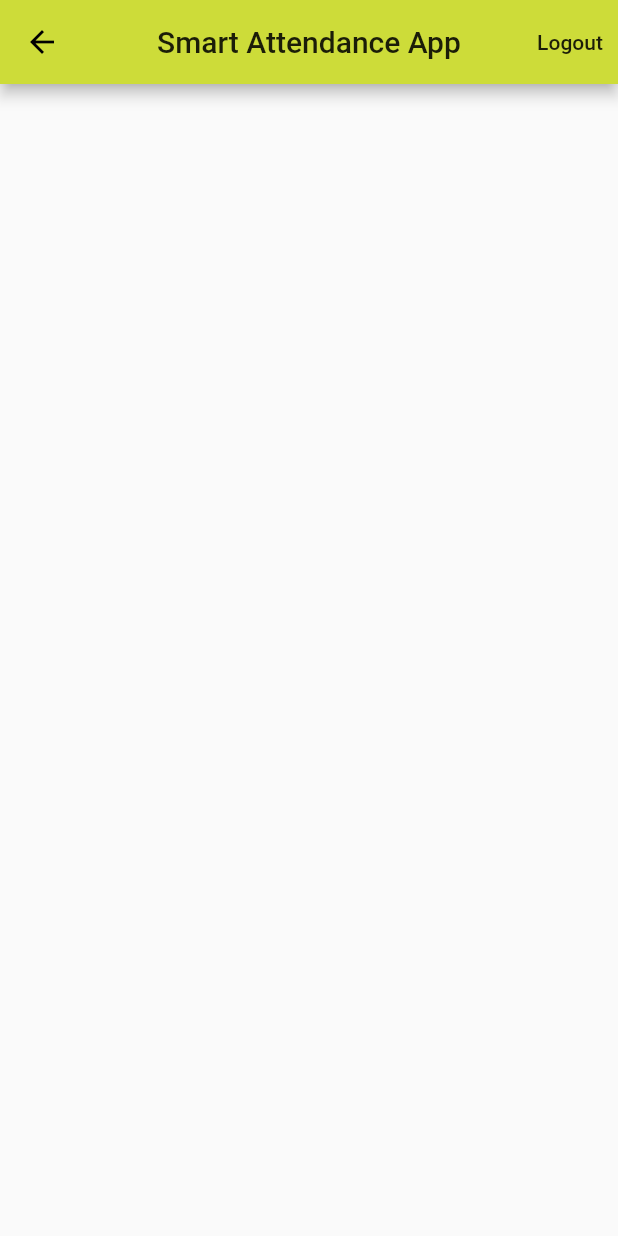
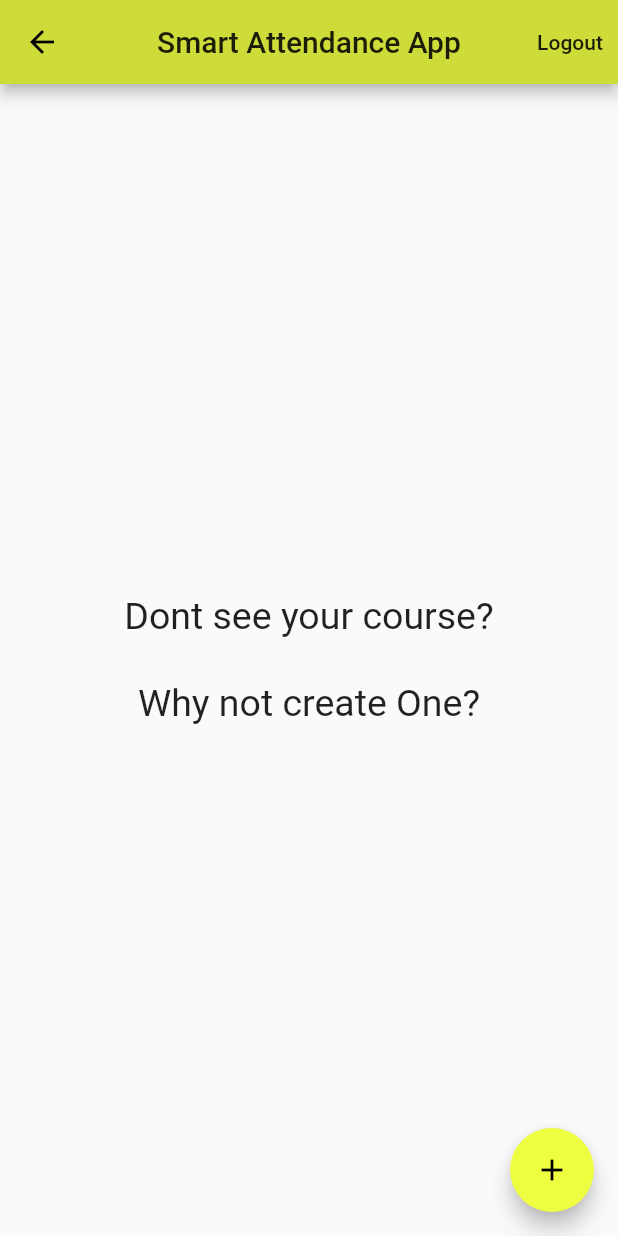
Before and after one commit to omkartralsawala/smart-attendance-app, a Flutter app: the screen it shows after launch, after a tap on "Faculty Login", on a phone screen of 412 x 824 dp. Run offline on Flutter 3.47's test engine with Material 2 defaults, Android fonts, the phone set to English and light mode, and no system bars; our stand-ins replace cloud_firestore, firebase_auth, firebase_core, fluttertoast, google_sign_in; accounts and stored records are empty.

Commit message:
v1.0.0+2

```diff
--- /dev/null
+++ b/lib/models/course.dart
@@ -0,0 +1,105 @@
+import 'dart:convert';
+
+import 'package:cloud_firestore/cloud_firestore.dart';
+
+class Course {
+  final String? id;
+  final String name;
+  final String code;
+  final String? startTime;
+  final String? endTime;
+  final String teacherId;
+  Course({
+    this.id,
+    required this.name,
+    required this.code,
+    required this.startTime,
+    required this.endTime,
+    required this.teacherId,
+  });
+
+  Course copyWith({
+    String? id,
+    String? name,
+    String? code,
+    String? startTime,
+    String? endTime,
+    String? teacherId,
+  }) {
+    return Course(
+      id: id ?? this.id,
+      name: name ?? this.name,
+      code: code ?? this.code,
+      startTime: startTime ?? this.startTime,
+      endTime: endTime ?? this.endTime,
+      teacherId: teacherId ?? this.teacherId,
+    );
+  }
+
+  Map<String, dynamic> toMap() {
+    return {
+      'id': id,
+      'name': name,
+      'code': code,
+      'startTime': startTime,
+      'endTime': endTime,
+      'teacherId': teacherId,
+    };
+  }
+
+  factory Course.fromMap(Map<String, dynamic> map) {
+    return Course(
+      id: map['id'],
+      name: map['name'],
+      code: map['code'],
+      startTime: map['startTime'],
+      endTime: map['endTime'],
+      teacherId: map['teacherId'],
+    );
+  }
+
+  // factory Course.fromSnapshot(DocumentSnapshot doc) {
+  //   Map<String, dynamic>? data = doc.data() as Map<String, dynamic>;
+  //   print(data['code']);
+  //   return Course(
+  //     startTime: "00:00:00",
+  //     endTime: dat,
+  //     code: data['code'],
+  //     id: "1234",
+  //     name: "Maths",
+  //     teacherId: "teacherId 1",
+  //   );
+  // }
+
+  String toJson() => json.encode(toMap());
+
+  factory Course.fromJson(String source) => Course.fromMap(json.decode(source));
+
+  @override
+  String toString() {
+    return 'Course(id: $id, name: $name, code: $code, startTime: $startTime, endTime: $endTime, teacherId: $teacherId)';
+  }
+
+  @override
+  bool operator ==(Object other) {
+    if (identical(this, other)) return true;
+
+    return other is Course &&
+        other.id == id &&
+        other.name == name &&
+        other.code == code &&
+        other.startTime == startTime &&
+        other.endTime == endTime &&
+        other.teacherId == teacherId;
+  }
+
+  @override
+  int get hashCode {
+    return id.hashCode ^
+        name.hashCode ^
+        code.hashCode ^
+        startTime.hashCode ^
+        endTime.hashCode ^
+        teacherId.hashCode;
+  }
+}
--- a/lib/models/user.dart
+++ b/lib/models/user.dart
@@ -1,13 +1,61 @@
+import 'dart:convert';
+
 class UserModel {
   UserModel({
+    required this.uid,
+    required this.name,
     this.email,
-    this.name = "John Wick",
-    this.imageUrl,
-    required this.uid,
   });
   final String uid;
-  String? name;
-  String? imageUrl;
+  final String? name;
   final String? email;
-  List<dynamic> urls = [];
+
+  UserModel copyWith({
+    String? uid,
+    String? name,
+    String? email,
+  }) {
+    return UserModel(
+      uid: uid ?? this.uid,
+      name: name ?? this.name,
+      email: email ?? this.email,
+    );
+  }
+
+  Map<String, dynamic> toMap() {
+    return {
+      'uid': uid,
+      'name': name,
+      'email': email,
+    };
+  }
+
+  factory UserModel.fromMap(Map<String, dynamic> map) {
+    return UserModel(
+      uid: map['uid'],
+      name: map['name'],
+      email: map['email'],
+    );
+  }
+
+  String toJson() => json.encode(toMap());
+
+  factory UserModel.fromJson(String source) =>
+      UserModel.fromMap(json.decode(source));
+
+  @override
+  String toString() => 'UserModel(uid: $uid, name: $name, email: $email)';
+
+  @override
+  bool operator ==(Object other) {
+    if (identical(this, other)) return true;
+
+    return other is UserModel &&
+      other.uid == uid &&
+      other.name == name &&
+      other.email == email;
+  }
+
+  @override
+  int get hashCode => uid.hashCode ^ name.hashCode ^ email.hashCode;
 }
--- a/lib/providers/auth.dart
+++ b/lib/providers/auth.dart
@@ -24,7 +24,6 @@ class Auth implements AuthBase {
     }
     return UserModel(
       uid: user.uid,
-      imageUrl: user.photoURL,
       name: user.displayName,
       email: user.email,
     );
--- a/lib/providers/database.dart
+++ b/lib/providers/database.dart
@@ -1,11 +1,47 @@
 import 'package:cloud_firestore/cloud_firestore.dart';
-import 'package:flutter/foundation.dart';
-import 'package:flutter/material.dart';
+import 'package:smart_attendance_app/models/course.dart';
+import 'package:smart_attendance_app/models/user.dart';
+import 'package:smart_attendance_app/services/api_path.dart';
 
-import '../services/api_path.dart';
-
-abstract class FirestoreDatabase {}
+abstract class FirestoreDatabase {
+  Future<void> createCourse(Course course);
+  Future<void> setUser(UserModel user);
+  Stream<List<Course>> streamCourses();
+}
 
 class Database implements FirestoreDatabase {
   final FirebaseFirestore _instance = FirebaseFirestore.instance;
+  Future<void> _set(String path, Map<String, dynamic> data) async =>
+      await _instance.doc(path).set(data);
+  Future<void> _update(String path, Map<String, dynamic> data) async =>
+      await _instance.doc(path).update(data);
+
+  @override
+  Future<void> createCourse(Course course) async {
+    DocumentReference _docReference =
+        _instance.collection(ApiPath.courses()).doc();
+    Course updatedCourse = course.copyWith(id: _docReference.id);
+    QuerySnapshot result = await _instance
+        .collection(ApiPath.courses())
+        .where('name', isEqualTo: course.name)
+        .where('startTime', isEqualTo: course.startTime)
+        .where('endTime', isEqualTo: course.endTime)
+        .get();
+    if (result.docs.length != 0) {
+      throw "Course with name and time slot exists!";
+    }
+    return await _set(_docReference.path, updatedCourse.toMap());
+  }
+
+  @override
+  Stream<List<Course>> streamCourses() =>
+      _instance.collection(ApiPath.courses()).snapshots().map(
+            (event) => event.docs.map((e) => Course.fromMap(e.data())).toList(),
+          );
+
+  @override
+  Future<void> setUser(UserModel user) async {
+    DocumentReference _docRef = _instance.doc(ApiPath.user(uid: user.uid));
+    _set(_docRef.path, user.toMap());
+  }
 }
--- a/lib/screens/authentication/sign_in_screen.dart
+++ b/lib/screens/authentication/sign_in_screen.dart
@@ -8,7 +8,6 @@ import 'package:smart_attendance_app/widgets/appbar.dart';
 import '../../widgets/buttons/social_sign_in_button.dart';
 import '../../widgets/buttons/sign_in_button.dart';
 import '../../screens/authentication/email_sign_in_screen.dart';
-import '../../services/api_path.dart';
 
 class SignInPage extends StatefulWidget {
   static const routeName = "/sign-in-page";
--- a/lib/screens/entry_screen.dart
+++ b/lib/screens/entry_screen.dart
@@ -1,6 +1,5 @@
 import 'package:flutter/material.dart';
 import '../screens/landing_screen.dart';
-import 'package:smart_attendance_app/widgets/appbar.dart';
 
 class EntryScreen extends StatelessWidget {
   @override
--- a/lib/screens/home_screen.dart
+++ b/lib/screens/home_screen.dart
@@ -1,36 +1,28 @@
 import 'package:flutter/material.dart';
 import 'package:provider/provider.dart';
+import 'package:smart_attendance_app/models/course.dart';
+import 'package:smart_attendance_app/providers/database.dart';
+import 'package:smart_attendance_app/screens/create_course_screen.dart';
 import 'package:smart_attendance_app/widgets/appbar.dart';
+import 'package:smart_attendance_app/widgets/course_card.dart';
 import '../widgets/dialog_box/platform_alert_dialog.dart';
 import '../providers/auth.dart';
 import '../models/user.dart';
 
 class HomeScreen extends StatefulWidget {
   static const String routeName = "/home_screen";
-  final UserModel? user;
-  HomeScreen({this.user});
+  final UserModel user;
+  HomeScreen({required this.user});
   @override
   _HomeScreenState createState() => _HomeScreenState();
 }
 
 class _HomeScreenState extends State<HomeScreen>
     with SingleTickerProviderStateMixin {
-  late TabController _tabController;
-  // bool _isSubscribed = false;
-  // bool _isUploading = false;
-
   @override
   void initState() {
     super.initState();
-    _initTabController();
   }
-
-  void _initTabController() {
-    _tabController = TabController(length: 3, initialIndex: 0, vsync: this);
-    _tabController.addListener(_handleTabIndex);
-  }
-
-  void _handleTabIndex() => setState(() {});
 
   Future<void> _signOut(BuildContext context) async {
     try {
@@ -57,9 +49,19 @@ class _HomeScreenState extends State<HomeScreen>
     }
   }
 
+  void navigateTo() => Navigator.push(
+        context,
+        MaterialPageRoute(
+          builder: (_) => CreateCourseScreen(
+            userModel: widget.user,
+          ),
+        ),
+      );
+
   @override
   Widget build(BuildContext context) {
     final ThemeData theme = Theme.of(context);
+    final Database database = Provider.of(context, listen: false);
     return Scaffold(
       extendBodyBehindAppBar: true,
       appBar: constantAppBar(
@@ -74,7 +76,53 @@ class _HomeScreenState extends State<HomeScreen>
         ],
       ),
       body: SafeArea(
-        child: Container(),
+        child: Container(
+          child: StreamBuilder<List<Course>>(
+              stream: database.streamCourses(),
+              builder: (context, snapshot) {
+                if (snapshot.connectionState == ConnectionState.active) {
+                  if (snapshot.hasData) {
+                    List<Course>? data = snapshot.data;
+                    return data!.isNotEmpty
+                        ? GridView(
+                            gridDelegate:
+                                SliverGridDelegateWithFixedCrossAxisCount(
+                              crossAxisCount: 2,
+                            ),
+                            children:
+                                data.map((e) => CourseCard(course: e)).toList())
+                        : Column(
+                            crossAxisAlignment: CrossAxisAlignment.center,
+                            mainAxisAlignment: MainAxisAlignment.center,
+                            children: [
+                              Center(
+                                child: Text(
+                                  '''Dont see your course?
+                                  \nWhy not create One?''',
+                                  textAlign: TextAlign.center,
+                                  style: TextStyle(fontSize: 25),
+                                ),
+                              ),
+                            ],
+                          );
+                  } else
+                    return Center(
+                      child: Text('Snapshot has no data'),
+                    );
+                } else if (snapshot.connectionState == ConnectionState.waiting)
+                  return Center(
+                    child: CircularProgressIndicator(),
+                  );
+                else
+                  return Center(
+                    child: Text('Check internet connection'),
+                  );
+              }),
+        ),
+      ),
+      floatingActionButton: FloatingActionButton(
+        child: Icon(Icons.add),
+        onPressed: () => navigateTo(),
       ),
     );
   }
--- a/lib/services/api_path.dart
+++ b/lib/services/api_path.dart
@@ -1,7 +1,11 @@
 import 'dart:core';
 
 class ApiPath {
+  static String users() => '/users';
   static String user({required String uid}) => 'users/$uid';
   static String imagePath({required String imageName}) =>
       'assets/images/$imageName';
+
+  static String courses() => '/courses';
+  static String course(String id) => '/courses/$id';
 }
--- a/pubspec.yaml
+++ b/pubspec.yaml
@@ -15,7 +15,7 @@ publish_to: 'none' # Remove this line if you wish to publish to pub.dev
 # In iOS, build-name is used as CFBundleShortVersionString while build-number used as CFBundleVersion.
 # Read more about iOS versioning at
 # https://developer.apple.com/library/archive/documentation/General/Reference/InfoPlistKeyReference/Articles/CoreFoundationKeys.html
-version: 1.0.0+1
+version: 1.0.0+2
 
 environment:
   sdk: '>=2.12.0 <3.0.0'
```
Also changed, not shown: lib/screens/create_course_screen.dart (added, +160 -0 lines), lib/widgets/course_card.dart (added, +109 -0 lines), 1 other file.
